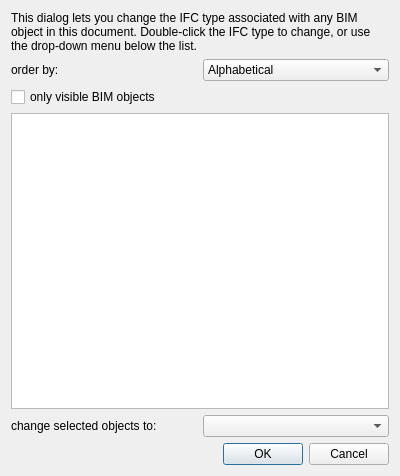
yorikvanhavre/BIM_Workbench, file dialogIfcElements.ui: the form before one commit.
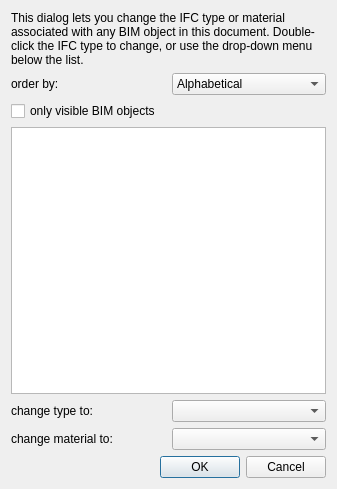
The form after the commit. Icons and pictures are not drawn.

Commit message: Handle materials in IFC elements manager

The edit to the form file:
```diff
--- a/dialogIfcElements.ui
+++ b/dialogIfcElements.ui
@@ -6,8 +6,8 @@
    <rect>
     <x>0</x>
     <y>0</y>
-    <width>400</width>
-    <height>476</height>
+    <width>337</width>
+    <height>489</height>
    </rect>
   </property>
   <property name="windowTitle">
@@ -17,7 +17,7 @@
    <item>
     <widget class="QLabel" name="label_2">
      <property name="text">
-      <string>&lt;html&gt;&lt;head/&gt;&lt;body&gt;&lt;p&gt;This dialog lets you change the IFC type associated with any BIM object in this document. Double-click the IFC type to change, or use the drop-down menu below the list.&lt;/p&gt;&lt;/body&gt;&lt;/html&gt;</string>
+      <string>&lt;html&gt;&lt;head/&gt;&lt;body&gt;&lt;p&gt;This dialog lets you change the IFC type or material associated with any BIM object in this document. Double-click the IFC type to change, or use the drop-down menu below the list.&lt;/p&gt;&lt;/body&gt;&lt;/html&gt;</string>
      </property>
      <property name="wordWrap">
       <bool>true</bool>
@@ -75,7 +75,7 @@
       <number>250</number>
      </attribute>
      <attribute name="headerStretchLastSection">
-      <bool>true</bool>
+      <bool>false</bool>
      </attribute>
     </widget>
    </item>
@@ -84,7 +84,7 @@
      <item>
       <widget class="QLabel" name="label_3">
        <property name="text">
-        <string>change selected objects to:</string>
+        <string>change type to:</string>
        </property>
       </widget>
      </item>
@@ -93,6 +93,20 @@
      </item>
     </layout>
    </item>
+   <item>
+    <layout class="QHBoxLayout" name="horizontalLayout_3">
+     <item>
+      <widget class="QLabel" name="label_4">
+       <property name="text">
+        <string>change material to:</string>
+       </property>
+      </widget>
+     </item>
+     <item>
+      <widget class="QComboBox" name="globalMaterial"/>
+     </item>
+    </layout>
+   </item>
    <item>
     <widget class="QDialogButtonBox" name="buttonBox">
      <property name="orientation">
```
Left out of the diff: 7 changed lines with no effect on the pictures. The commit also changes 1 other file.
